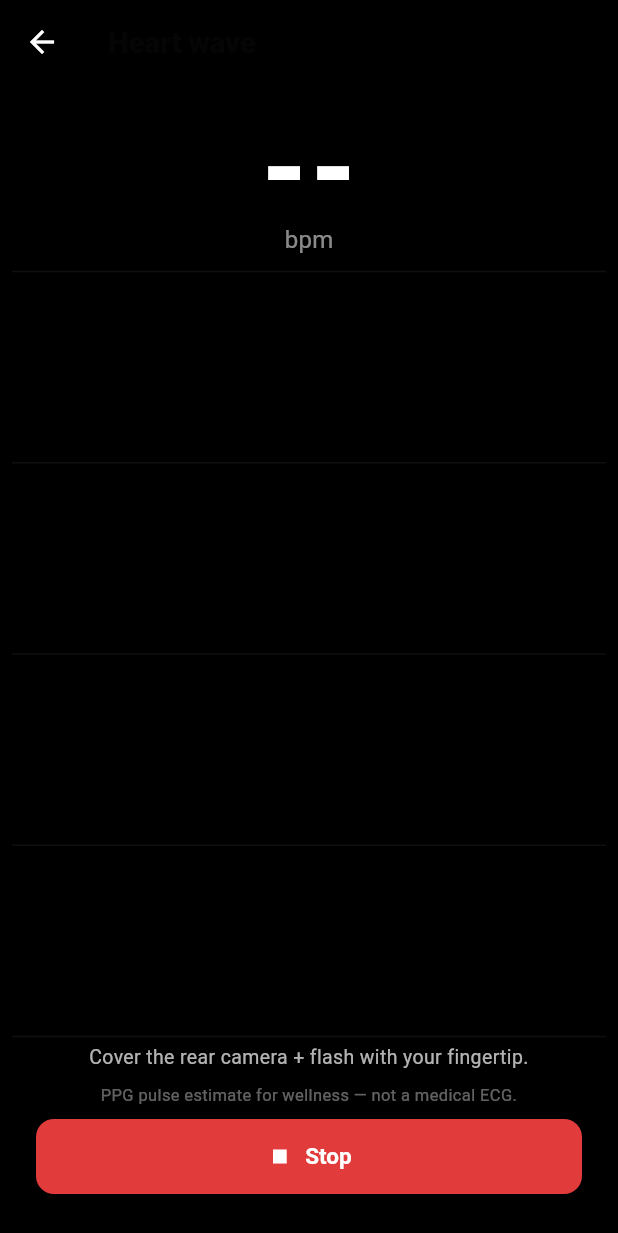
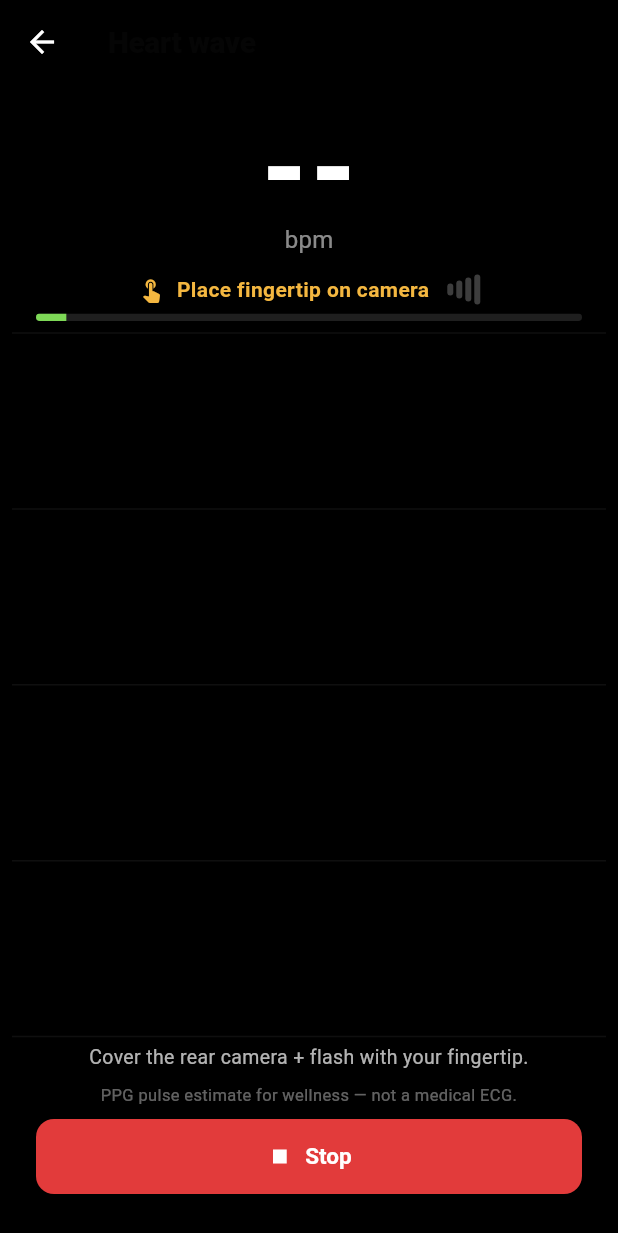
Before and after one commit to KoNyein/gwave.ai, a Flutter app: the HeartWaveScreen screen opened directly, after a tap on "Start", on a phone screen of 412 x 824 dp. Shown: the top 1233 px of the screen. Run offline on Flutter 3.47's test engine with Material 3 defaults, Android fonts, the phone set to English and light mode, and no system bars; our stand-ins replace app_links, audioplayers, cached_network_image, camera, flutter_blue_plus, flutter_map and 13 more; missing offline and left inert: apivideo_live_stream, flutter_webrtc, livekit_client, mobile_scanner, nearby_connections, nfc_manager and 4 more; accounts and stored records are empty; network calls fail; project files that could hold a hidden picture were left out.

Commit message:
Health: measure UX + cloud database sync for vitals
Make the heart-wave measurement clearer and persist readings to the user's
server database (not just on-device).

- Heart wave: live status row (Place fingertip / Weak signal / Good signal ✓
  with a signal-strength meter) and a measurement progress bar, so the user
  understands what a good reading needs while it runs.
- Cloud sync: new public.health_vitals table (owner-only RLS, same pattern as
  lesson_progress) — SQL bundle in supabase/sql-editor-bundles/health-vitals.sql
  to run on RDS. `pushVitalToServer` mirrors every saved reading (manual +
  camera PPG) to the server best-effort, and `serverVitals` reads them back, so
  readings survive a reinstall and can be reviewed from any device. The local
  copy stays the source of truth, so a not-yet-migrated table never blocks a
  save.

Co-Authored-By: Claude Fable 5 <noreply@anthropic.com>
Claude-Session: https://claude.ai/code/session_012s9enLxZbWByPEqhMYct4c

```diff
--- a/mobile/lib/features/health/heart_wave_screen.dart
+++ b/mobile/lib/features/health/heart_wave_screen.dart
@@ -4,7 +4,9 @@ import 'dart:math' as math;
 import 'package:camera/camera.dart';
 import 'package:flutter/material.dart';
 import 'package:permission_handler/permission_handler.dart';
+import 'package:provider/provider.dart';
 
+import '../../core/app_state.dart';
 import '../../core/i18n.dart';
 import '../../core/theme.dart';
 import 'health_store.dart';
@@ -222,13 +224,20 @@ class _HeartWaveScreenState extends State<HeartWaveScreen> {
       ),
     );
     if (save == true) {
-      await HealthStore.addVital(VitalReading(
+      final reading = VitalReading(
         id: DateTime.now().microsecondsSinceEpoch.toString(),
         type: VitalType.heartRate.key,
         value: _bpm.toDouble(),
         at: DateTime.now(),
         note: tr(context, "Camera pulse", "ကင်မရာ pulse"),
-      ));
+      );
+      await HealthStore.addVital(reading);
+      if (mounted) {
+        // Also sync to the user's cloud database (best-effort).
+        await pushVitalToServer(
+            context.read<AppState>().api, reading,
+            source: 'camera_ppg');
+      }
       if (mounted) {
         ScaffoldMessenger.of(context).showSnackBar(SnackBar(
             content: Text(tr(context, "Saved to vitals.", "မှတ်တမ်းသို့ သိမ်းပြီး။"))));
@@ -270,6 +279,64 @@ class _HeartWaveScreenState extends State<HeartWaveScreen> {
         ),
       );
 
+  /// 0..1 pulse-signal strength from the recent waveform amplitude.
+  double get _signalQuality {
+    if (_wave.length < 20) return 0;
+    final recent = _wave.sublist(_wave.length - 20);
+    var lo = recent.first, hi = recent.first;
+    for (final v in recent) {
+      lo = math.min(lo, v);
+      hi = math.max(hi, v);
+    }
+    return ((hi - lo) / 6).clamp(0.0, 1.0);
+  }
+
+  Widget _statusRow() {
+    final q = _signalQuality;
+    final Color c;
+    final String label;
+    if (!_fingerDetected) {
+      c = GwColors.gold;
+      label = tr(context, "Place fingertip on camera",
+          "လက်ဖျားကို ကင်မရာပေါ်တင်ပါ");
+    } else if (q < 0.35) {
+      c = GwColors.gold;
+      label = tr(context, "Hold still — weak signal", "မလှုပ်ပါနဲ့ — signal အား နည်း");
+    } else {
+      c = const Color(0xFF7ED957);
+      label = tr(context, "Good signal ✓", "signal ကောင်း ✓");
+    }
+    return Padding(
+      padding: const EdgeInsets.symmetric(horizontal: 24),
+      child: Row(
+        mainAxisAlignment: MainAxisAlignment.center,
+        children: [
+          Icon(_fingerDetected ? Icons.fingerprint : Icons.touch_app,
+              color: c, size: 18),
+          const SizedBox(width: 8),
+          Flexible(
+            child: Text(label,
+                style: TextStyle(color: c, fontWeight: FontWeight.w600)),
+          ),
+          const SizedBox(width: 10),
+          // Signal-strength bars.
+          for (var i = 0; i < 4; i++)
+            Padding(
+              padding: const EdgeInsets.only(left: 2),
+              child: Container(
+                width: 4,
+                height: 8.0 + i * 4,
+                decoration: BoxDecoration(
+                  color: q * 4 > i ? c : Colors.white24,
+                  borderRadius: BorderRadius.circular(2),
+                ),
+              ),
+            ),
+        ],
+      ),
+    );
+  }
+
   Widget _measureView() {
     return Column(
       children: [
@@ -285,7 +352,27 @@ class _HeartWaveScreenState extends State<HeartWaveScreen> {
         ),
         const Text("bpm",
             style: TextStyle(color: Colors.white54, fontSize: 16)),
-        const SizedBox(height: 10),
+        const SizedBox(height: 12),
+        // Live status: finger + signal quality, so the user understands what
+        // the reading needs.
+        if (_measuring) _statusRow(),
+        const SizedBox(height: 6),
+        // Progress of the measurement window.
+        if (_measuring)
+          Padding(
+            padding: const EdgeInsets.symmetric(horizontal: 24),
+            child: ClipRRect(
+              borderRadius: BorderRadius.circular(4),
+              child: LinearProgressIndicator(
+                value:
+                    (_measureSeconds - _remaining) / _measureSeconds,
+                minHeight: 5,
+                backgroundColor: Colors.white12,
+                color: const Color(0xFF7ED957),
+              ),
+            ),
+          ),
+        const SizedBox(height: 8),
         // Live waveform.
         Expanded(
           child: Padding(
```
Also changed, not shown: mobile/lib/features/health/health_store.dart (+53 -0 lines), mobile/lib/features/health/vitals_screen.dart (+9 -2 lines), 1 other file.
